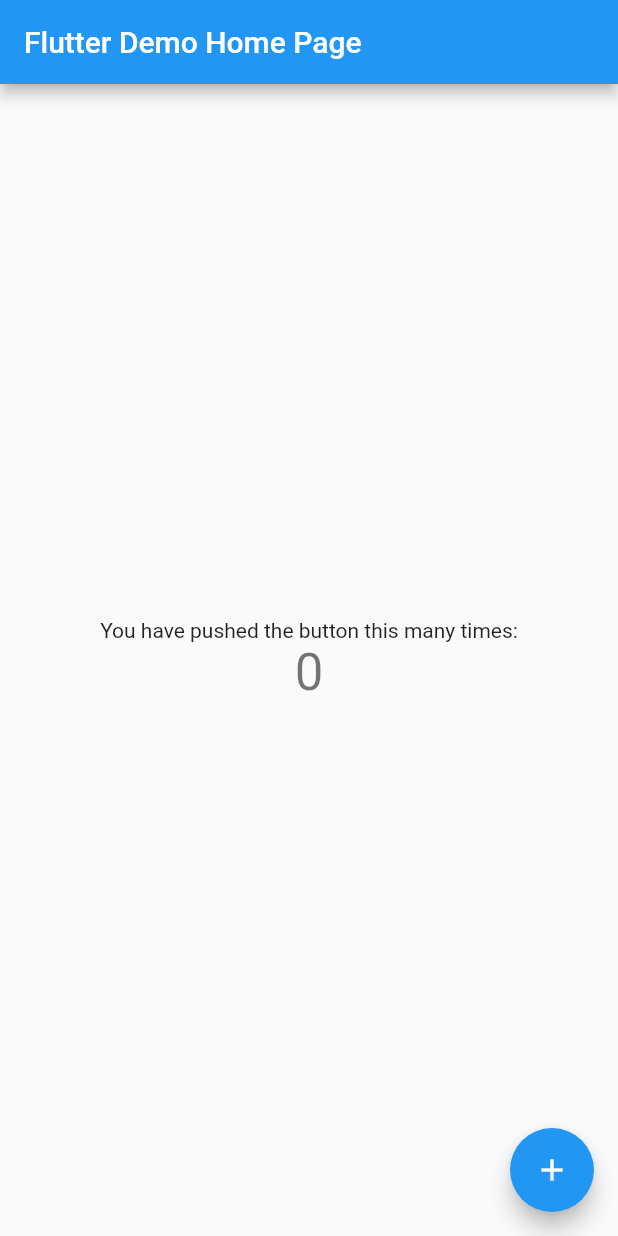
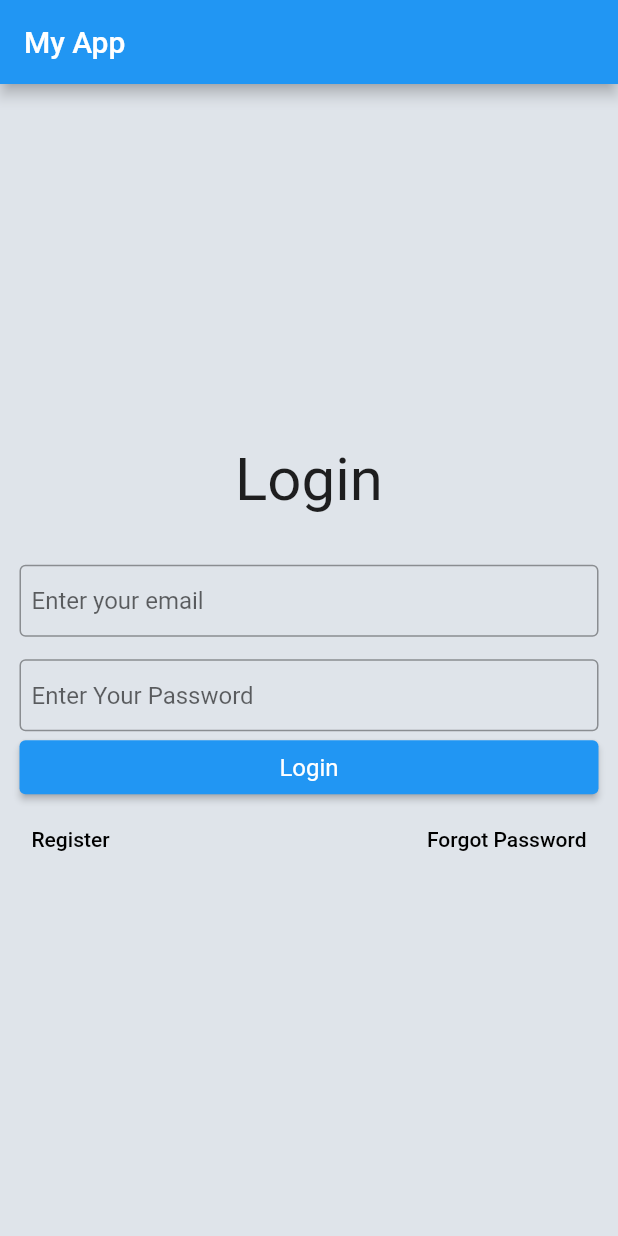
Before and after one commit to Farazjahangir/flutterPracticeApp, a Flutter app: the screen it shows after launch, on a phone screen of 412 x 824 dp. Run offline on Flutter 3.47's test engine with Material 2 defaults, Android fonts, the phone set to English and light mode, and no system bars; missing offline and left inert: dart:ffi.

Commit message:
developed logim screen

```diff
--- a/lib/main.dart
+++ b/lib/main.dart
@@ -1,115 +1,21 @@
 import 'package:flutter/material.dart';
 
+import 'screens/login.dart';
+
 void main() {
-  runApp(const MyApp());
+  runApp(MyApp());
 }
 
 class MyApp extends StatelessWidget {
-  const MyApp({Key? key}) : super(key: key);
-
-  // This widget is the root of your application.
   @override
-  Widget build(BuildContext context) {
+  Widget build(BuildContext ctx) {
     return MaterialApp(
-      title: 'Flutter Demo',
-      theme: ThemeData(
-        // This is the theme of your application.
-        //
-        // Try running your application with "flutter run". You'll see the
-        // application has a blue toolbar. Then, without quitting the app, try
-        // changing the primarySwatch below to Colors.green and then invoke
-        // "hot reload" (press "r" in the console where you ran "flutter run",
-        // or simply save your changes to "hot reload" in a Flutter IDE).
-        // Notice that the counter didn't reset back to zero; the application
-        // is not restarted.
-        primarySwatch: Colors.blue,
+      home: Scaffold(
+        appBar: AppBar(
+          title: Text('My App'),
+        ),
+        body: Login(),
       ),
-      home: const MyHomePage(title: 'Flutter Demo Home Page'),
     );
   }
 }
-
-class MyHomePage extends StatefulWidget {
-  const MyHomePage({Key? key, required this.title}) : super(key: key);
-
-  // This widget is the home page of your application. It is stateful, meaning
-  // that it has a State object (defined below) that contains fields that affect
-  // how it looks.
-
-  // This class is the configuration for the state. It holds the values (in this
-  // case the title) provided by the parent (in this case the App widget) and
-  // used by the build method of the State. Fields in a Widget subclass are
-  // always marked "final".
-
-  final String title;
-
-  @override
-  State<MyHomePage> createState() => _MyHomePageState();
-}
-
-class _MyHomePageState extends State<MyHomePage> {
-  int _counter = 0;
-
-  void _incrementCounter() {
-    setState(() {
-      // This call to setState tells the Flutter framework that something has
-      // changed in this State, which causes it to rerun the build method below
-      // so that the display can reflect the updated values. If we changed
-      // _counter without calling setState(), then the build method would not be
-      // called again, and so nothing would appear to happen.
-      _counter++;
-    });
-  }
-
-  @override
-  Widget build(BuildContext context) {
-    // This method is rerun every time setState is called, for instance as done
-    // by the _incrementCounter method above.
-    //
-    // The Flutter framework has been optimized to make rerunning build methods
-    // fast, so that you can just rebuild anything that needs updating rather
-    // than having to individually change instances of widgets.
-    return Scaffold(
-      appBar: AppBar(
-        // Here we take the value from the MyHomePage object that was created by
-        // the App.build method, and use it to set our appbar title.
-        title: Text(widget.title),
-      ),
-      body: Center(
-        // Center is a layout widget. It takes a single child and positions it
-        // in the middle of the parent.
-        child: Column(
-          // Column is also a layout widget. It takes a list of children and
-          // arranges them vertically. By default, it sizes itself to fit its
-          // children horizontally, and tries to be as tall as its parent.
-          //
-          // Invoke "debug painting" (press "p" in the console, choose the
-          // "Toggle Debug Paint" action from the Flutter Inspector in Android
-          // Studio, or the "Toggle Debug Paint" command in Visual Studio Code)
-          // to see the wireframe for each widget.
-          //
-          // Column has various properties to control how it sizes itself and
-          // how it positions its children. Here we use mainAxisAlignment to
-          // center the children vertically; the main axis here is the vertical
-          // axis because Columns are vertical (the cross axis would be
-          // horizontal).
-          mainAxisAlignment: MainAxisAlignment.center,
-          children: <Widget>[
-            const Text(
-              'You have pushed the button this many times:',
-            ),
-            Text(
-              '$_counter',
-              style: Theme.of(context).textTheme.headline4,
-            ),
-          ],
-        ),
-      ),
-      floatingActionButton: FloatingActionButton(
-        onPressed: _incrementCounter,
-        tooltip: 'Increment',
-        child: const Icon(Icons.add),
-      ), // This trailing comma makes auto-formatting nicer for build methods.
-    );
-  }
-}
--- /dev/null
+++ b/lib/screens/login.dart
@@ -0,0 +1,84 @@
+import 'package:flutter/material.dart';
+
+import '../widgets/textInput.dart';
+import '../widgets/button.dart';
+
+class Login extends StatefulWidget {
+  // const Login({ Login? key }) : super(Login: key);
+
+  @override
+  State<Login> createState() => LoginState();
+}
+
+class LoginState extends State<Login> {
+  final TextEditingController emailController = TextEditingController();
+  final TextEditingController passwordController = TextEditingController();
+
+  void OnPressed() {
+    print(emailController);
+  }
+
+  @override
+  Widget build(BuildContext context) {
+    return Container(
+      color: Color(0xfffdfe4ea),
+      child: Container(
+        margin: const EdgeInsets.only(left: 13, right: 13),
+        child: Column(
+          mainAxisAlignment: MainAxisAlignment.center,
+          children: [
+            Container(
+              width: double.infinity,
+              margin: EdgeInsets.only(bottom: 18),
+              child: const Text(
+                "Login",
+                textAlign: TextAlign.center,
+                style: TextStyle(fontSize: 40),
+              ),
+            ),
+            Container(
+              child: Form(
+                child: Column(
+                  children: [
+                    TextInput(
+                      controller: emailController,
+                      placeHolder: "Enter your email",
+                    ),
+                    TextInput(
+                      controller: passwordController,
+                      obscureText: true,
+                      placeHolder: 'Enter Your Password',
+                    ),
+                    Button('Login', OnPressed),
+                    Row(
+                      mainAxisAlignment: MainAxisAlignment.spaceBetween,
+                      children: [
+                        Container(
+                          child: TextButton(
+                            onPressed: () {},
+                            child: const Text('Register',
+                                style: TextStyle(
+                                    fontSize: 14, color: Colors.black)),
+                          ),
+                        ),
+                        Container(
+                            child: TextButton(
+                          onPressed: () {},
+                          child: const Text(
+                            'Forgot Password',
+                            style: TextStyle(fontSize: 14, color: Colors.black),
+                            textAlign: TextAlign.right,
+                          ),
+                        )),
+                      ],
+                    )
+                  ],
+                ),
+              ),
+            )
+          ],
+        ),
+      ),
+    );
+  }
+}
--- /dev/null
+++ b/lib/widgets/button.dart
@@ -0,0 +1,22 @@
+import 'package:flutter/material.dart';
+
+class Button extends StatelessWidget {
+  final String title;
+  final VoidCallback OnPressed;
+
+  Button(this.title, this.OnPressed);
+
+  @override
+  Widget build(BuildContext context) {
+    final style =
+        ElevatedButton.styleFrom(textStyle: const TextStyle(fontSize: 16));
+    return Container(
+      width: double.infinity,
+      child: ElevatedButton(
+        style: style,
+        onPressed: OnPressed,
+        child: Text(title),
+      ),
+    );
+  }
+}
--- /dev/null
+++ b/lib/widgets/textInput.dart
@@ -0,0 +1,29 @@
+import 'dart:ffi';
+
+import 'package:flutter/material.dart';
+
+class TextInput extends StatelessWidget {
+  final TextEditingController controller;
+  final bool obscureText;
+  final String placeHolder;
+
+  TextInput(
+      {required this.controller,
+      this.obscureText = false,
+      this.placeHolder = "Enter something.."});
+
+  @override
+  Widget build(BuildContext context) {
+    return Container(
+      margin: EdgeInsets.only(top: 15),
+      child: TextFormField(
+        controller: controller,
+        obscureText: obscureText,
+        decoration: InputDecoration(
+            hintText: placeHolder,
+            border: OutlineInputBorder(),
+            contentPadding: EdgeInsets.fromLTRB(8, 0, 8, 0)),
+      ),
+    );
+  }
+}
```
